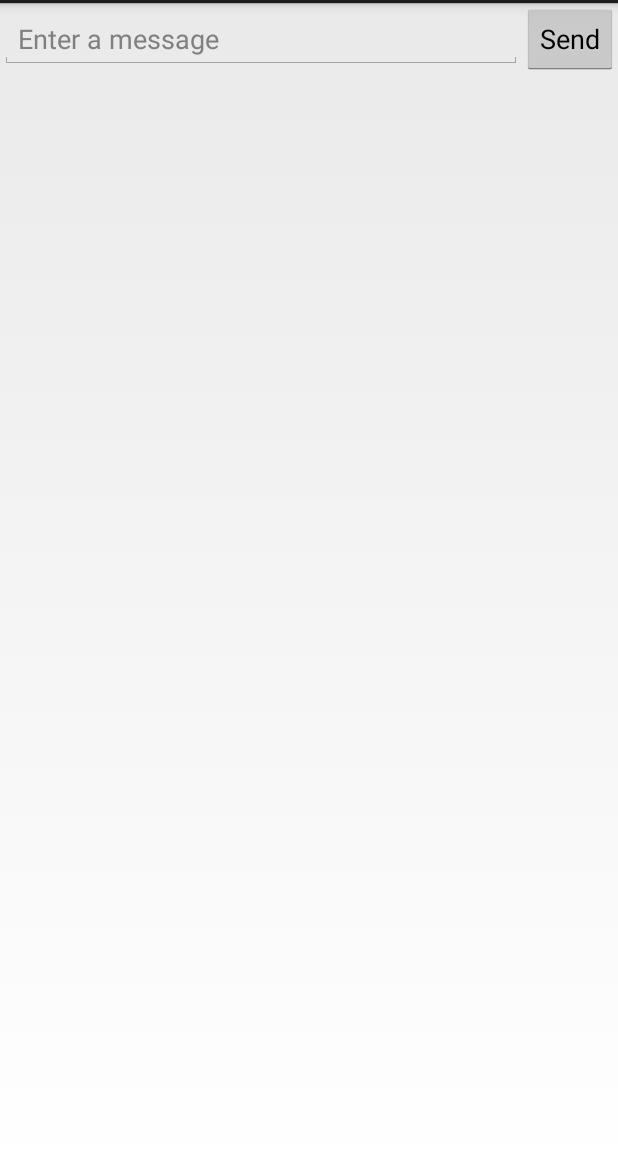
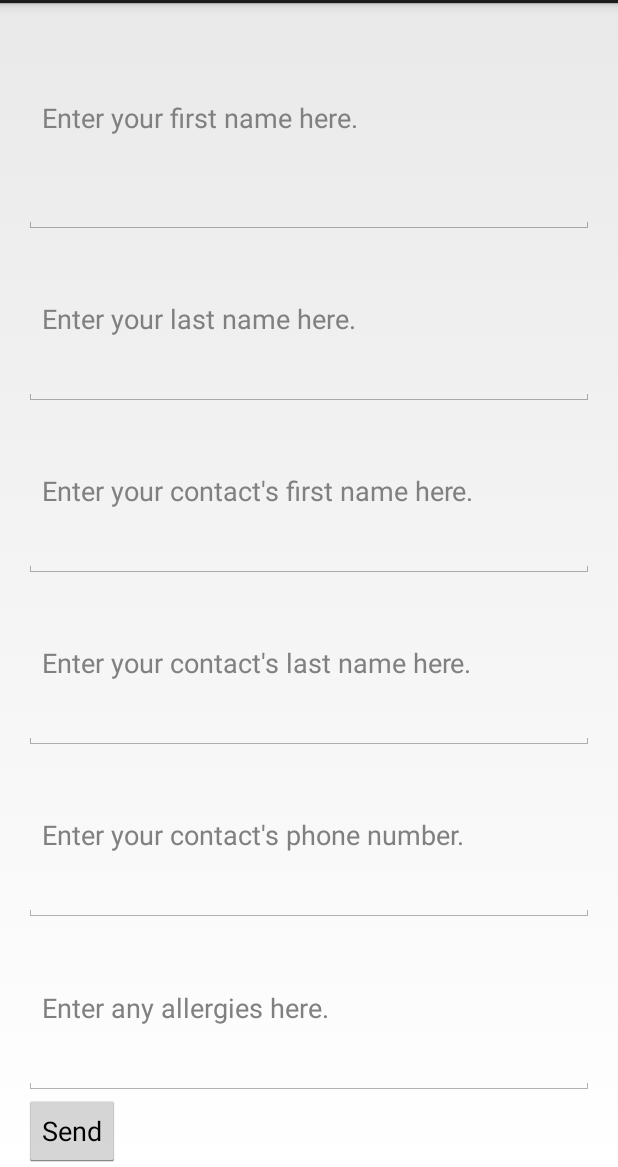
Before and after one commit to Ethanator/Carefree, an Android app: the screen it shows after launch (MainActivity), on a phone screen of 412 x 824 dp, the part 69-1236 px from its top. Run offline under Robolectric (Android 15) with nearby library versions, the phone set to English and light mode, and no system bars.

Commit message:
Added the basic information input

```diff
--- a/CarefreeAndroid/README.md/Carefree/src/main/java/com/carefree/carefree/MainActivity.java
+++ b/CarefreeAndroid/README.md/Carefree/src/main/java/com/carefree/carefree/MainActivity.java
@@ -42,7 +42,7 @@ public class MainActivity extends Activity {
     public void sendMessage(View view) {
         // Do something in response to button
         Intent intent = new Intent(this, DisplayMessageActivity.class);
-        EditText editText = (EditText) findViewById(R.id.edit_message);
+        EditText editText = (EditText) findViewById(R.id.first_name);
         String message = editText.getText().toString();
         intent.putExtra(EXTRA_MESSAGE, message);
         startActivity(intent);
--- a/CarefreeAndroid/README.md/Carefree/src/main/res/layout/activity_main.xml
+++ b/CarefreeAndroid/README.md/Carefree/src/main/res/layout/activity_main.xml
@@ -1,15 +1,46 @@
-<LinearLayout xmlns:android="http://schemas.android.com/apk/res/android"
-    xmlns:tools="http://schemas.android.com/tools"
-    android:layout_width="match_parent"
-    android:layout_height="match_parent"
-    android:orientation="horizontal"
-    tools:context="com.carefree.carefree.MainActivity">
 
-    <EditText android:id="@+id/edit_message"
-        android:layout_width="0dp"
-        android:layout_height="wrap_content"
-        android:layout_weight="1"
-        android:hint="@string/edit_message" />
+    <LinearLayout xmlns:android="http://schemas.android.com/apk/res/android"
+        android:layout_width="fill_parent"
+        android:layout_height="fill_parent"
+        android:paddingLeft="16dp"
+        android:paddingRight="16dp"
+        android:orientation="vertical" >
+        <EditText android:id="@+id/first_name"
+            android:layout_width="fill_parent"
+            android:layout_height="wrap_content"
+            android:layout_weight="1"
+            android:hint="@string/first_name" />
+
+        <EditText android:id="@+id/last_name"
+            android:layout_width="fill_parent"
+            android:layout_height="0dp"
+            android:layout_weight="1"
+            android:hint="@string/last_name" />
+
+        <EditText android:id="@+id/contact_first_name"
+            android:layout_width="fill_parent"
+            android:layout_height="0dp"
+            android:layout_weight="1"
+            android:hint="@string/contact_first_name" />
+
+        <EditText android:id="@+id/contact_last_name"
+            android:layout_width="fill_parent"
+            android:layout_height="0dp"
+            android:layout_weight="1"
+            android:hint="@string/contact_last_name" />
+
+        <EditText android:id="@+id/contact_phone_number"
+            android:layout_width="fill_parent"
+            android:layout_height="0dp"
+            android:layout_weight="1"
+            android:inputType="phone"
+            android:hint="@string/contact_phone_number"/>
+
+        <EditText android:id="@+id/allergies"
+            android:layout_width="fill_parent"
+            android:layout_height="0dp"
+            android:layout_weight="1"
+            android:hint="@string/allergies" />
 
     <Button
         android:layout_width="wrap_content"
--- a/CarefreeAndroid/README.md/Carefree/src/main/res/values/strings.xml
+++ b/CarefreeAndroid/README.md/Carefree/src/main/res/values/strings.xml
@@ -4,11 +4,18 @@
     <string name="app_name">Carefree</string>
     <string name="hello_world">Hello world!</string>
     <string name="action_settings">Settings</string>
+    <string name="first_name">Enter your first name here.</string>
+    <string name="last_name">Enter your last name here.</string>
+    <string name="contact_first_name">Enter your contact\'s first name here.</string>
+    <string name="contact_last_name">Enter your contact\'s last name here.</string>
+    <string name="allergies">Enter any allergies here.</string>
+    <string name="contact_phone_number">Enter your contact\'s phone number.</string>
     <string name="edit_message">Enter a message</string>
     <string name="button_send">Send</string>
     <string name="title_activity_main">MainActivity</string>
     <string name="title_activity_display_message">DisplayMessageActivity</string>
-    <string name="empty_string">There is no data still</string>
+    <string name="title_activity_location_message">LocationActivity</string>
+    <string name="empty_string">N/A</string>
 
 
 </resources>
```
Also changed, not shown: CarefreeAndroid/README.md/Carefree/src/main/AndroidManifest.xml (+12 -1 lines), CarefreeAndroid/README.md/Carefree/src/main/java/com/carefree/carefree/ExampleAppWidgetProvider.java (+6 -2 lines), CarefreeAndroid/README.md/Carefree/src/main/java/com/carefree/carefree/LocationActivity.java (added, +133 -0 lines), CarefreeAndroid/README.md/Carefree/src/main/res/layout/show_location.xml (added, +23 -0 lines), CarefreeAndroid/README.md/Carefree/src/main/res/layout/widget_design.xml (+4 -11 lines).
